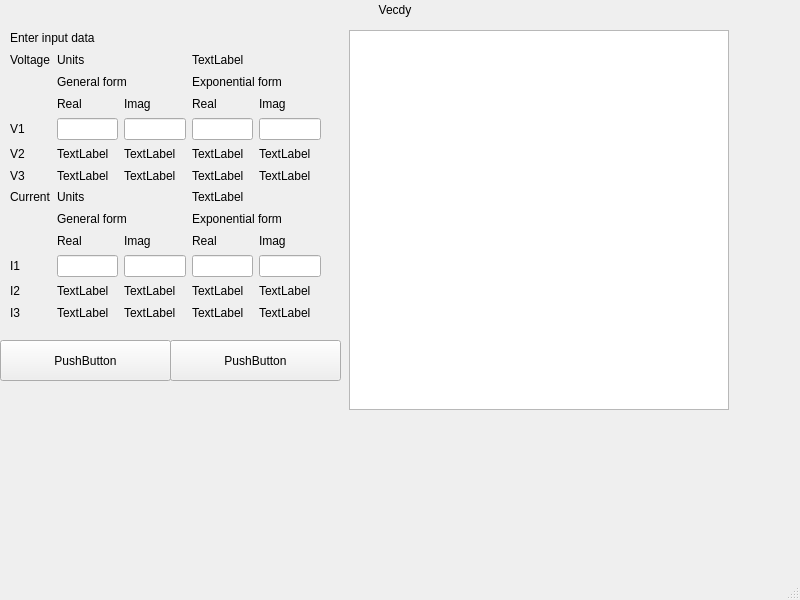
First picture: the form in view/mainwindow.ui, repository Aratimaru/VectorDiagram, before the edit.
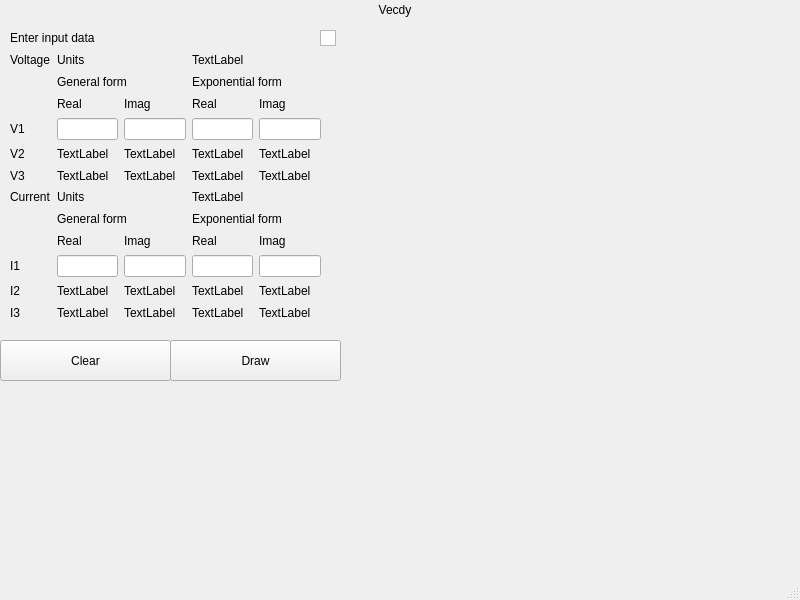
Second picture: the form after the edit. Custom widgets are drawn as their Qt base class.

Commit message: customPlot added (again)

The edit to the form file:
```diff
--- a/view/mainwindow.ui
+++ b/view/mainwindow.ui
@@ -363,16 +363,16 @@
      </rect>
     </property>
     <property name="text">
-     <string>PushButton</string>
+     <string>Draw</string>
     </property>
    </widget>
    <widget class="DiagramView" name="graphicsView">
     <property name="geometry">
      <rect>
-      <x>349</x>
+      <x>320</x>
       <y>30</y>
-      <width>380</width>
-      <height>380</height>
+      <width>16</width>
+      <height>16</height>
      </rect>
     </property>
     <property name="maximumSize">
@@ -392,7 +392,17 @@
      </rect>
     </property>
     <property name="text">
-     <string>PushButton</string>
+     <string>Clear</string>
+    </property>
+   </widget>
+   <widget class="DiagramPlot" name="PlotDiagram" native="true">
+    <property name="geometry">
+     <rect>
+      <x>370</x>
+      <y>30</y>
+      <width>351</width>
+      <height>301</height>
+     </rect>
     </property>
    </widget>
   </widget>
@@ -414,6 +424,12 @@
    <extends>QGraphicsView</extends>
    <header>view/diagramview.h</header>
   </customwidget>
+  <customwidget>
+   <class>DiagramPlot</class>
+   <extends>QWidget</extends>
+   <header location="global">view/diagramplot.h</header>
+   <container>1</container>
+  </customwidget>
  </customwidgets>
  <resources/>
  <connections/>
```
The commit also changes 5 other files.
